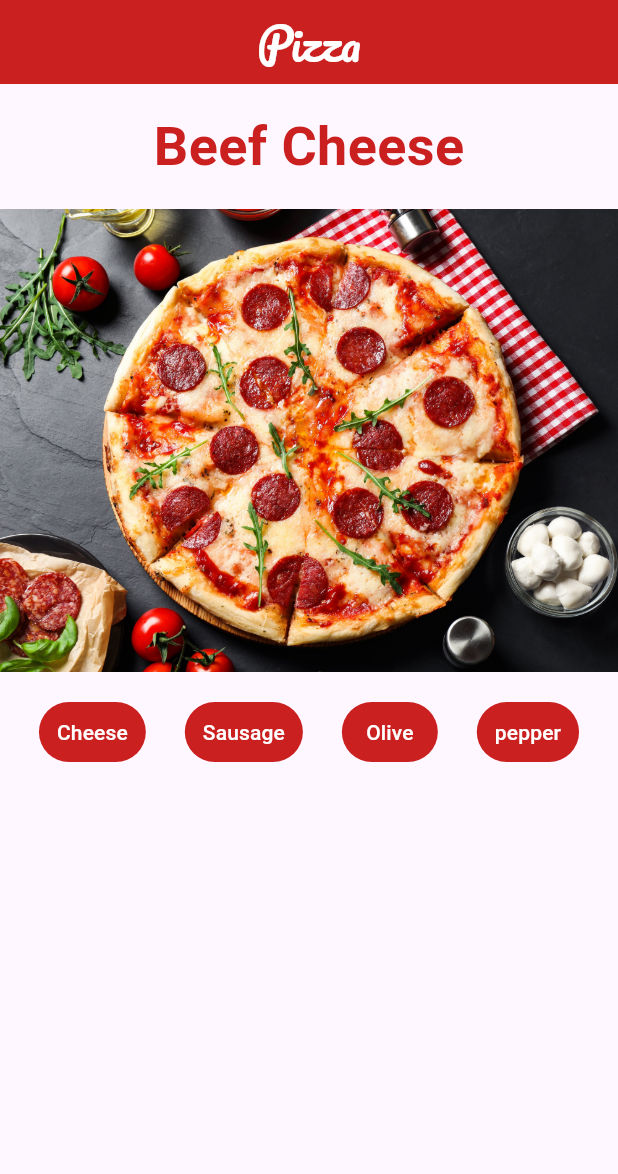
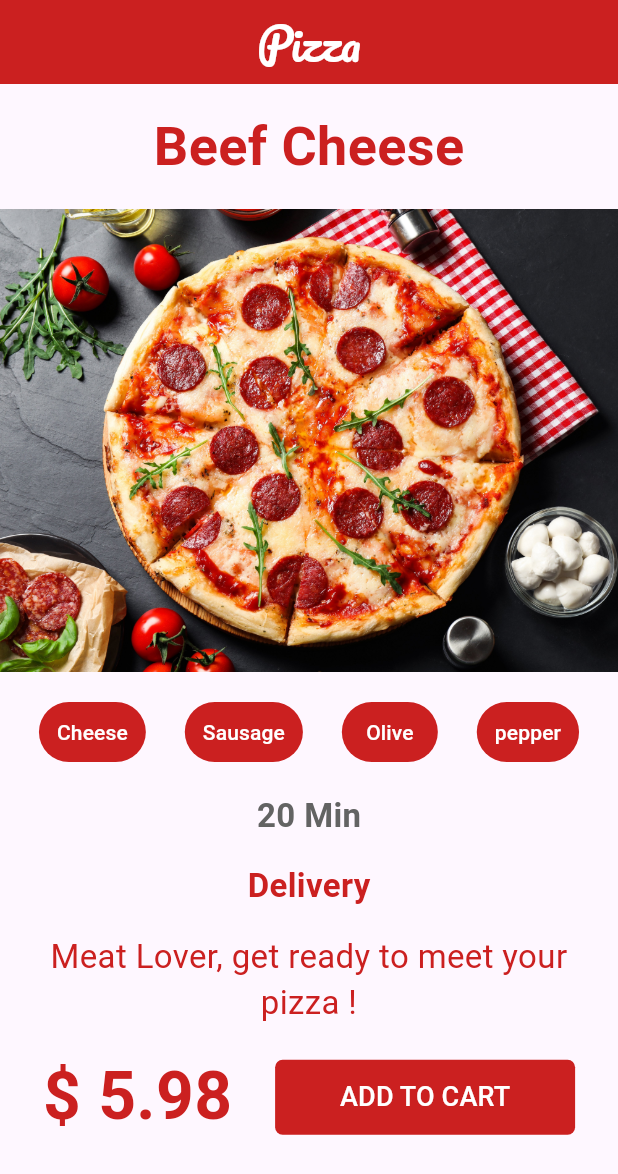
Before and after one commit to bberkint/flutter_bootcamp, a Flutter app: the screen it shows after launch, on a phone screen of 412 x 824 dp. Shown: the top 1174 px of the screen. Run offline on Flutter 3.47's test engine with Material 2 defaults, Android fonts, the phone set to English and light mode, and no system bars.

Commit message:
Day 5 Padding Spacer SizedBox

```diff
--- a/tasarim_calismasi/lib/anasayfa.dart
+++ b/tasarim_calismasi/lib/anasayfa.dart
@@ -77,6 +77,61 @@ class _AnasayfaState extends State<Anasayfa> {
               ],
             ),
           ),
+          Padding(
+            padding: const EdgeInsets.all(16.0),
+            child: Column(
+              children: [
+                Text(
+                  "20 Min",
+                  style: TextStyle(
+                      fontSize: 22,
+                      color: yaziRenk2,
+                      fontWeight: FontWeight.bold),
+                ),
+                Padding(
+                  padding: const EdgeInsets.all(16.0),
+                  child: Text(
+                    "Delivery",
+                    style: TextStyle(
+                        fontSize: 22,
+                        color: anaRenk,
+                        fontWeight: FontWeight.bold),
+                  ),
+                ),
+                Text(
+                  "Meat Lover, get ready to meet your pizza !",
+                  style: TextStyle(fontSize: 22, color: anaRenk),
+                  textAlign: TextAlign.center,
+                ),
+              ],
+            ),
+          ),
+          Row(
+            mainAxisAlignment: MainAxisAlignment.spaceEvenly,
+            children: [
+              Text(
+                "\$ 5.98",
+                style: TextStyle(
+                    fontSize: 44, color: anaRenk, fontWeight: FontWeight.bold),
+              ),
+              // const Spacer(),
+              SizedBox(
+                width: 200,
+                height: 50,
+                child: TextButton(
+                  onPressed: () {},
+                  child: Text(
+                    "ADD TO CART",
+                    style: TextStyle(color: yaziRenk1, fontSize: 18),
+                  ),
+                  style: TextButton.styleFrom(
+                      backgroundColor: anaRenk,
+                      shape: const RoundedRectangleBorder(
+                          borderRadius: BorderRadius.all(Radius.circular(5)))),
+                ),
+              ),
+            ],
+          ),
         ],
       ),
     );
```
